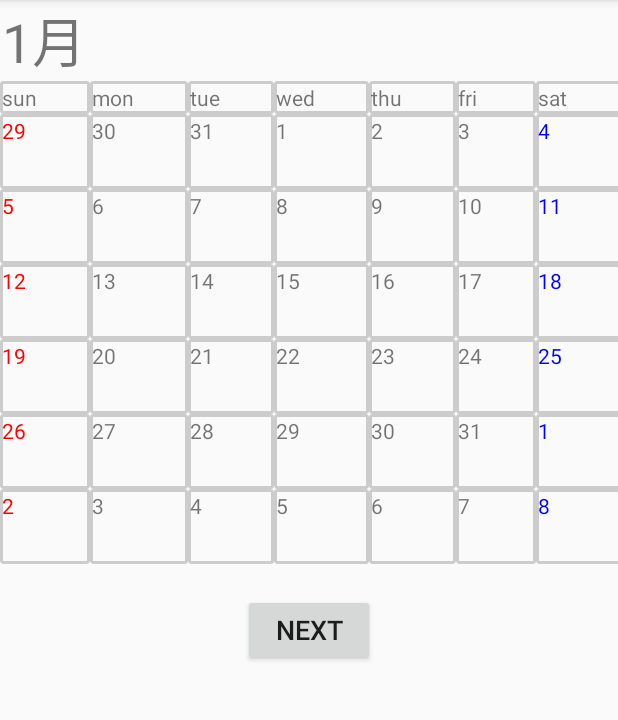
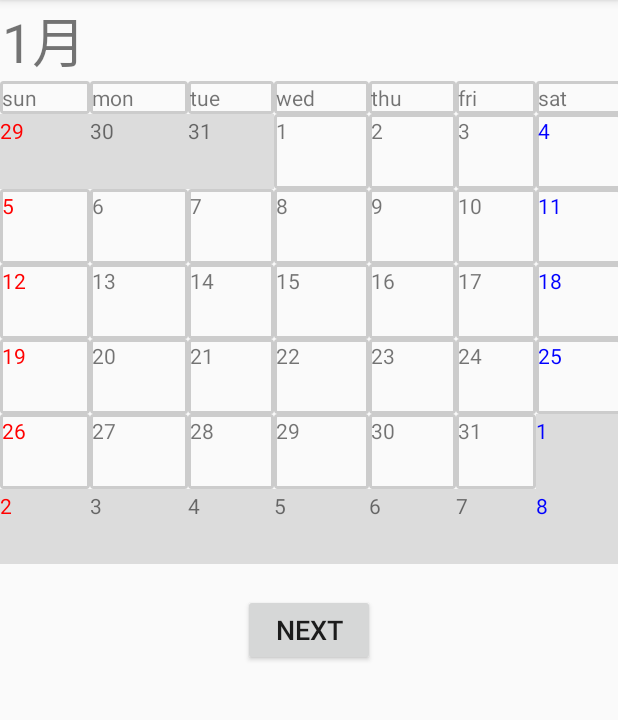
Before and after one commit to fkmrtsk/MyCalendar, an Android app: the LeftFragment screen opened through its navigation route, after a tap on "NEXT", on a phone screen of 412 x 824 dp, the part 84-804 px from its top. Run offline under Robolectric (Android 15) with nearby library versions, the phone set to English and light mode, and no system bars.

Commit message:
change_background_color カレント月に該当しない前後の月の日付の背景色をグレーアウト

```diff
--- a/app/src/main/java/com/example/mycalendar/CurrentFragment.kt
+++ b/app/src/main/java/com/example/mycalendar/CurrentFragment.kt
@@ -49,27 +49,6 @@ class CurrentFragment : Fragment() {
         calendar.set(year, month + 1, 0)
         val currentMonthLastDay: Int = calendar.get(Calendar.DATE)
 
-        var count: Int = 0
-        for (i in firstDayWeek - 2 downTo 0) {
-            dayView[count] = beforeMonthLastDay - i
-            count++
-        }
-
-        for (i in 1 .. currentMonthLastDay) {
-            dayView[count] = i
-            count++
-        }
-
-        var nextMonthDay: Int = 1
-        for (i in count..41) {
-            dayView[count] = nextMonthDay
-            nextMonthDay++
-            count++
-        }
-
-        // 現在の月を表示
-        currentMonthView.text = (month + 1).toString() + "月"
-
         // ViewのIDを配列に格納
         var dayTexiView = arrayOf(
             sunFirstView, monFirstView, tueFirstView, wedFirstView, thuFirstView, friFirstView,satFirstView,
@@ -79,6 +58,33 @@ class CurrentFragment : Fragment() {
             sunFifthView, monFifthView, tueFifthView, wedFifthView, thuFifthView, friFifthView,satFifthView,
             sunSixthView, monSixthView, tueSixthView, wedSixthView, thuSixthView, friSixthView,satSixthView
         )
+
+        var count: Int = 0
+        // 表示される前月の日付を格納
+        for (i in firstDayWeek - 2 downTo 0) {
+            dayView[count] = beforeMonthLastDay - i
+            dayTexiView[count].setBackgroundColor(Color.parseColor("#dcdcdc"))
+            count++
+        }
+
+        // カレント月の日付を格納
+        for (i in 1 .. currentMonthLastDay) {
+            dayView[count] = i
+            count++
+        }
+
+        // 表示される次月の日付を格納
+        var nextMonthDay: Int = 1
+        for (i in count..41) {
+            dayView[count] = nextMonthDay
+            dayTexiView[count].setBackgroundColor(Color.parseColor("#dcdcdc"))
+            nextMonthDay++
+            count++
+        }
+
+        // 現在の月を表示
+        currentMonthView.text = (month + 1).toString() + "月"
+
         for ((index, value) in dayView.withIndex()) {
             dayTexiView[index].text = value.toString()
             if (index == 0 ||
--- a/app/src/main/java/com/example/mycalendar/LeftFragment.kt
+++ b/app/src/main/java/com/example/mycalendar/LeftFragment.kt
@@ -46,20 +46,35 @@ class LeftFragment : Fragment() {
         calendar.set(year, month + 1, 0)
         val currentMonthLastDay: Int = calendar.get(Calendar.DATE)
 
+        // ViewのIDを配列に格納
+        var dayTexiView = arrayOf(
+            sunFirstView, monFirstView, tueFirstView, wedFirstView, thuFirstView, friFirstView,satFirstView,
+            sunSecondView, monSecondView, tueSecondView, wedSecondView, thuSecondView, friSecondView,satSecondView,
+            sunThirdView, monThirdView, tueThirdView, wedThirdView, thuThirdView, friThirdView,satThirdView,
+            sunFourthView, monFourthView, tueFourthView, wedFourthView, thuFourthView, friFourthView,satFourthView,
+            sunFifthView, monFifthView, tueFifthView, wedFifthView, thuFifthView, friFifthView,satFifthView,
+            sunSixthView, monSixthView, tueSixthView, wedSixthView, thuSixthView, friSixthView,satSixthView
+        )
+
         var count: Int = 0
+        // 表示される前月の日付を格納
         for (i in firstDayWeek - 2 downTo 0) {
             dayView[count] = beforeMonthLastDay - i
+            dayTexiView[count].setBackgroundColor(Color.parseColor("#dcdcdc"))
             count++
         }
 
+        // カレント月の日付を格納
         for (i in 1 .. currentMonthLastDay) {
             dayView[count] = i
             count++
         }
 
+        // 表示される次月の日付を格納
         var nextMonthDay: Int = 1
         for (i in count..41) {
             dayView[count] = nextMonthDay
+            dayTexiView[count].setBackgroundColor(Color.parseColor("#dcdcdc"))
             nextMonthDay++
             count++
         }
@@ -71,15 +86,6 @@ class LeftFragment : Fragment() {
         }
         currentMonthView.text = dispMonth.toString() + "月"
 
-        // ViewのIDを配列に格納
-        var dayTexiView = arrayOf(
-            sunFirstView, monFirstView, tueFirstView, wedFirstView, thuFirstView, friFirstView,satFirstView,
-            sunSecondView, monSecondView, tueSecondView, wedSecondView, thuSecondView, friSecondView,satSecondView,
-            sunThirdView, monThirdView, tueThirdView, wedThirdView, thuThirdView, friThirdView,satThirdView,
-            sunFourthView, monFourthView, tueFourthView, wedFourthView, thuFourthView, friFourthView,satFourthView,
-            sunFifthView, monFifthView, tueFifthView, wedFifthView, thuFifthView, friFifthView,satFifthView,
-            sunSixthView, monSixthView, tueSixthView, wedSixthView, thuSixthView, friSixthView,satSixthView
-        )
         for ((index, value) in dayView.withIndex()) {
             dayTexiView[index].text = value.toString()
             if (index == 0 ||
--- a/app/src/main/java/com/example/mycalendar/RightFragment.kt
+++ b/app/src/main/java/com/example/mycalendar/RightFragment.kt
@@ -33,7 +33,6 @@ class RightFragment : Fragment() {
         var day: Int   = calendar.get(Calendar.DATE)
         var dayView    = arrayOfNulls<Int>(42)
 
-
         // 今月の初日の曜日を取得
         calendar.set(year, month, 1)
         val firstDayWeek: Int = calendar.get(Calendar.DAY_OF_WEEK)
@@ -46,20 +45,35 @@ class RightFragment : Fragment() {
         calendar.set(year, month + 1, 0)
         val currentMonthLastDay: Int = calendar.get(Calendar.DATE)
 
+        // ViewのIDを配列に格納
+        var dayTexiView = arrayOf(
+            sunFirstView, monFirstView, tueFirstView, wedFirstView, thuFirstView, friFirstView,satFirstView,
+            sunSecondView, monSecondView, tueSecondView, wedSecondView, thuSecondView, friSecondView,satSecondView,
+            sunThirdView, monThirdView, tueThirdView, wedThirdView, thuThirdView, friThirdView,satThirdView,
+            sunFourthView, monFourthView, tueFourthView, wedFourthView, thuFourthView, friFourthView,satFourthView,
+            sunFifthView, monFifthView, tueFifthView, wedFifthView, thuFifthView, friFifthView,satFifthView,
+            sunSixthView, monSixthView, tueSixthView, wedSixthView, thuSixthView, friSixthView,satSixthView
+        )
+
         var count: Int = 0
+        // 表示される前月の日付を格納
         for (i in firstDayWeek - 2 downTo 0) {
             dayView[count] = beforeMonthLastDay - i
+            dayTexiView[count].setBackgroundColor(Color.parseColor("#dcdcdc"))
             count++
         }
 
+        // カレント月の日付を格納
         for (i in 1 .. currentMonthLastDay) {
             dayView[count] = i
             count++
         }
 
+        // 表示される次月の日付を格納
         var nextMonthDay: Int = 1
         for (i in count..41) {
             dayView[count] = nextMonthDay
+            dayTexiView[count].setBackgroundColor(Color.parseColor("#dcdcdc"))
             nextMonthDay++
             count++
         }
@@ -71,15 +85,6 @@ class RightFragment : Fragment() {
         }
         currentMonthView.text = dispMonth.toString() + "月"
 
-        // ViewのIDを配列に格納
-        var dayTexiView = arrayOf(
-            sunFirstView, monFirstView, tueFirstView, wedFirstView, thuFirstView, friFirstView,satFirstView,
-            sunSecondView, monSecondView, tueSecondView, wedSecondView, thuSecondView, friSecondView,satSecondView,
-            sunThirdView, monThirdView, tueThirdView, wedThirdView, thuThirdView, friThirdView,satThirdView,
-            sunFourthView, monFourthView, tueFourthView, wedFourthView, thuFourthView, friFourthView,satFourthView,
-            sunFifthView, monFifthView, tueFifthView, wedFifthView, thuFifthView, friFifthView,satFifthView,
-            sunSixthView, monSixthView, tueSixthView, wedSixthView, thuSixthView, friSixthView,satSixthView
-        )
         for ((index, value) in dayView.withIndex()) {
             dayTexiView[index].text = value.toString()
             if (index == 0 ||
```
